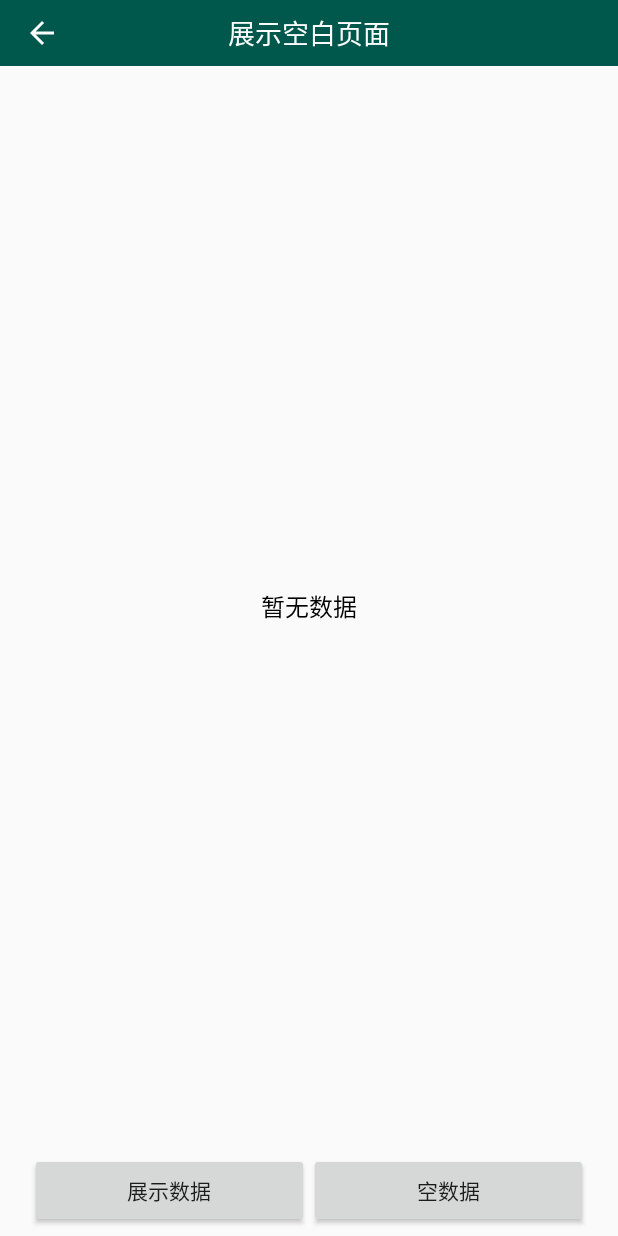
After one commit to jinanzhuan/AndroidSummary, an Android app: the GridLayoutManagerActivity screen opened directly, with no data from a screen before it, on a phone screen of 412 x 824 dp. The commit adds this screen. Run offline under Robolectric (Android 15) with nearby library versions, the phone set to English and light mode, and no system bars; our stand-ins replace ButterKnife.

Commit message:
show that empty layout if list is empty.

```diff
--- a/app/src/main/AndroidManifest.xml
+++ b/app/src/main/AndroidManifest.xml
@@ -55,6 +55,7 @@
         <activity android:name=".android.animation.PropertyAnimationIndexActivity" />
         <activity android:name=".android.animation.TweenAnimationIndexActivity" />
         <activity android:name=".android.animation.RotateAnimationActivity" />
+        <activity android:name=".android.widget.recyclerview.GridLayoutManagerActivity" />
     </application>
 
 </manifest>
--- /dev/null
+++ b/app/src/main/java/com/example/androidsummary/android/base/BaseRecyclerViewAdapter.java
@@ -0,0 +1,301 @@
+package com.example.androidsummary.android.base;
+
+import android.content.Context;
+import android.view.LayoutInflater;
+import android.view.View;
+import android.view.ViewGroup;
+
+import androidx.annotation.IdRes;
+import androidx.annotation.NonNull;
+import androidx.recyclerview.widget.RecyclerView;
+
+
+import com.example.androidsummary.R;
+
+import java.util.ArrayList;
+import java.util.List;
+
+public abstract class BaseRecyclerViewAdapter<T> extends RecyclerView.Adapter<BaseRecyclerViewAdapter.ViewHolder> {
+    private static final int VIEW_TYPE_EMPTY = -1;
+    private static final int VIEW_TYPE_ITEM = 0;
+    private OnItemClickListener mOnItemClickListener;
+    private OnItemLongClickListener mOnItemLongClickListener;
+    public Context mContext;
+    public List<T> mData;
+
+    @NonNull
+    @Override
+    public ViewHolder onCreateViewHolder(@NonNull ViewGroup parent, int viewType) {
+        mContext = parent.getContext();
+        if(viewType == VIEW_TYPE_EMPTY) {
+            return getEmptyViewHolder(parent);
+        }
+        return getViewHolder(parent, viewType);
+    }
+
+    @Override
+    public void onBindViewHolder(@NonNull BaseRecyclerViewAdapter.ViewHolder holder, final int position) {
+        holder.setAdapter(this);
+        int viewType = getItemViewType(position);
+        //增加viewType类型的判断
+        if(viewType == VIEW_TYPE_EMPTY) {
+            holder.setData(null, position);
+            return;
+        }
+        if(mData == null || mData.isEmpty()) {
+            return;
+        }
+        T item = getItem(position);
+        if(isItemClickEnable()) {
+            holder.itemView.setOnClickListener(new View.OnClickListener() {
+                @Override
+                public void onClick(View v) {
+                    itemClickAction(v, position);
+                }
+            });
+        }
+        if(isItemLongClickEnable()) {
+            holder.itemView.setOnLongClickListener(new View.OnLongClickListener() {
+                @Override
+                public boolean onLongClick(View v) {
+                    return itemLongClickAction(v, position);
+                }
+            });
+        }
+        holder.setData(item, position);
+        holder.setDataList(mData, position);
+    }
+
+    public boolean itemLongClickAction(View v, int position) {
+        if(mOnItemLongClickListener != null) {
+            return mOnItemLongClickListener.onItemLongClick(v, position);
+        }
+        return false;
+    }
+
+    @Override
+    public int getItemCount() {
+        return (mData == null || mData.isEmpty()) ? 1 : mData.size();
+    }
+
+    @Override
+    public int getItemViewType(int position) {
+        return (mData == null || mData.isEmpty()) ? VIEW_TYPE_EMPTY : VIEW_TYPE_ITEM;
+    }
+
+    /**
+     * 条目单击事件是否可用
+     * 默认为true，如果需要自己设置请设置为false
+     * @return
+     */
+    public boolean isItemClickEnable() {
+        return true;
+    }
+
+    /**
+     * 条目长按事件是否可用
+     * 默认为true
+     * @return
+     */
+    public boolean isItemLongClickEnable() {
+        return true;
+    }
+
+
+    /**
+     * 点击事件
+     * @param v
+     * @param position
+     */
+    public void itemClickAction(View v, int position) {
+        if(mOnItemClickListener != null) {
+            mOnItemClickListener.onItemClick(v, position);
+        }
+    }
+
+    /**
+     * 返回数据为空时的布局
+     * @param parent
+     * @return
+     */
+    private ViewHolder getEmptyViewHolder(ViewGroup parent) {
+        View emptyView = getEmptyView(parent);
+        return new ViewHolder<T>(emptyView) {
+
+            @Override
+            public void initView(View itemView) {
+
+            }
+
+            @Override
+            public void setData(T item, int position) {
+
+            }
+        };
+    }
+
+    /**
+     * 获取空白布局
+     * @param parent
+     * @return
+     */
+    private View getEmptyView(ViewGroup parent) {
+        return LayoutInflater.from(mContext).inflate(getEmptyLayoutId(), parent, false);
+    }
+
+    /**
+     * 获取ViewHolder
+     * @param parent
+     * @param viewType
+     * @return
+     */
+    public abstract ViewHolder getViewHolder(ViewGroup parent, int viewType);
+
+    /**
+     * 根据position获取相应的data
+     * @param position
+     * @return
+     */
+    public T getItem(int position) {
+        return mData.get(position);
+    }
+
+    /**
+     * 添加数据
+     * @param data
+     */
+    public void setData(List<T> data) {
+        this.mData = data;
+        notifyDataSetChanged();
+    }
+
+    /**
+     * 添加单个数据
+     * @param item
+     */
+    public void addData(T item) {
+        synchronized (BaseRecyclerViewAdapter.class) {
+            if(this.mData == null) {
+                this.mData = new ArrayList<>();
+            }
+            this.mData.add(item);
+        }
+        notifyDataSetChanged();
+    }
+
+    /**
+     * 添加更多数据
+     * @param data
+     */
+    public void addData(List<T> data) {
+        synchronized (BaseRecyclerViewAdapter.class) {
+            if(data == null || data.isEmpty()) {
+                return;
+            }
+            if(this.mData == null) {
+                this.mData = data;
+            }else {
+                this.mData.addAll(data);
+            }
+        }
+        notifyDataSetChanged();
+    }
+
+    /**
+     * 获取数据
+     * @return
+     */
+    public List<T> getData() {
+        return mData;
+    }
+
+    /**
+     * 清除数据
+     */
+    public void clearData() {
+        if(mData != null) {
+            mData.clear();
+            notifyDataSetChanged();
+        }
+    }
+
+    /**
+     * set item click
+     * @param listener
+     */
+    public void setOnItemClickListener(OnItemClickListener listener) {
+        mOnItemClickListener = listener;
+    }
+
+    /**
+     * set item long click
+     * @param longClickListener
+     */
+    public void setOnItemLongClickListener(OnItemLongClickListener longClickListener) {
+        mOnItemLongClickListener = longClickListener;
+    }
+
+    public abstract static class ViewHolder<T> extends RecyclerView.ViewHolder {
+        private BaseRecyclerViewAdapter adapter;
+
+        public ViewHolder(@NonNull View itemView) {
+            super(itemView);
+            initView(itemView);
+        }
+
+        /**
+         * 初始化控件
+         * @param itemView
+         */
+        public abstract void initView(View itemView);
+
+        /**
+         * 设置数据
+         * @param item
+         * @param position
+         */
+        public abstract void setData(T item, int position);
+
+        /**
+         * @param id
+         * @param <E>
+         * @return
+         */
+        public  <E extends View> E findViewById(@IdRes int id) {
+            return this.itemView.findViewById(id);
+        }
+
+        /**
+         * 设置数据，提供数据集合
+         * @param data
+         * @param position
+         */
+        public void setDataList(List<T> data, int position) { }
+
+        /**
+         * 设置 adapter
+         * @param adapter
+         */
+        private void setAdapter(BaseRecyclerViewAdapter adapter) {
+            this.adapter = adapter;
+        }
+
+        /**
+         * get adapter
+         * @return
+         */
+        public BaseRecyclerViewAdapter getAdapter() {
+            return adapter;
+        }
+    }
+
+    /**
+     * 返回空白布局
+     * @return
+     */
+    public int getEmptyLayoutId() {
+        return R.layout.layout_default_no_data;
+    }
+
+
+}
--- /dev/null
+++ b/app/src/main/java/com/example/androidsummary/android/base/OnItemClickListener.java
@@ -0,0 +1,15 @@
+package com.example.androidsummary.android.base;
+
+import android.view.View;
+
+/**
+ * 条目点击事件
+ */
+public interface OnItemClickListener {
+    /**
+     * 条目点击
+     * @param view
+     * @param position
+     */
+    void onItemClick(View view, int position);
+}
--- /dev/null
+++ b/app/src/main/java/com/example/androidsummary/android/base/OnItemLongClickListener.java
@@ -0,0 +1,15 @@
+package com.example.androidsummary.android.base;
+
+import android.view.View;
+
+/**
+ * 条目长按点击事件
+ */
+public interface OnItemLongClickListener {
+    /**
+     * 条目点击
+     * @param view
+     * @param position
+     */
+    boolean onItemLongClick(View view, int position);
+}
--- /dev/null
+++ b/app/src/main/java/com/example/androidsummary/android/widget/recyclerview/GridLayoutManagerActivity.java
@@ -0,0 +1,94 @@
+package com.example.androidsummary.android.widget.recyclerview;
+
+import android.content.Context;
+import android.content.Intent;
+import android.view.View;
+import android.widget.Button;
+
+import androidx.recyclerview.widget.DividerItemDecoration;
+import androidx.recyclerview.widget.GridLayoutManager;
+import androidx.recyclerview.widget.RecyclerView;
+
+import com.example.androidsummary.R;
+import com.example.androidsummary.base.BaseTitleActivity;
+
+import java.util.ArrayList;
+import java.util.List;
+
+public class GridLayoutManagerActivity extends BaseTitleActivity implements View.OnClickListener {
+    private RecyclerView rv_list;
+    private Button btn_have_data;
+    private Button btn_no_data;
+    private List<String> data = new ArrayList<>();
+    private GridLayoutAdapter adapter;
+    private static final int SPAN_COUNT = 2;
+
+    public static void actionStart(Context context) {
+        Intent intent = new Intent(context, GridLayoutManagerActivity.class);
+        context.startActivity(intent);
+    }
+
+    @Override
+    protected int getLayoutId() {
+        return R.layout.activity_grid_layout_manager;
+    }
+
+    @Override
+    protected void initView() {
+        super.initView();
+        rv_list = findViewById(R.id.rv_list);
+        btn_have_data = findViewById(R.id.btn_have_data);
+        btn_no_data = findViewById(R.id.btn_no_data);
+
+        //设置layoutManager
+        GridLayoutManager manager = new GridLayoutManager(mContext, SPAN_COUNT, RecyclerView.VERTICAL, false);
+        rv_list.setLayoutManager(manager);
+
+        //设置空白数据时，空白布局占据的spanCount
+        manager.setSpanSizeLookup(new GridLayoutManager.SpanSizeLookup() {
+            @Override
+            public int getSpanSize(int position) {
+                int viewType = rv_list.getAdapter().getItemViewType(position);
+                if(viewType == -1) {
+                    return SPAN_COUNT;
+                }
+                return 1;
+            }
+        });
+
+        //设置适配器
+        adapter = new GridLayoutAdapter();
+        rv_list.setAdapter(adapter);
+    }
+
+    @Override
+    protected void initListener() {
+        super.initListener();
+        btn_have_data.setOnClickListener(this);
+        btn_no_data.setOnClickListener(this);
+    }
+
+    @Override
+    public void onClick(View v) {
+        switch (v.getId()) {
+            case R.id.btn_have_data :
+                setData();
+                break;
+            case R.id.btn_no_data :
+                clearData();
+                break;
+        }
+    }
+
+    private void clearData() {
+        data.clear();
+        adapter.notifyDataSetChanged();
+    }
+
+    private void setData() {
+        for(int i = 0; i < 30; i++) {
+            data.add("index"+(i+1));
+        }
+        adapter.setData(data);
+    }
+}
--- a/app/src/main/java/com/example/androidsummary/android/widget/recyclerview/RecyclerViewIndexActivity.java
+++ b/app/src/main/java/com/example/androidsummary/android/widget/recyclerview/RecyclerViewIndexActivity.java
@@ -27,4 +27,8 @@ public class RecyclerViewIndexActivity extends BaseTitleActivity {
     public void concatAdapter(View view) {
         ContactAdapterActivity.actionStart(mContext);
     }
+
+    public void gridEmpty(View view) {
+        GridLayoutManagerActivity.actionStart(mContext);
+    }
 }
--- /dev/null
+++ b/app/src/main/res/layout/activity_grid_layout_manager.xml
@@ -0,0 +1,44 @@
+<?xml version="1.0" encoding="utf-8"?>
+<LinearLayout xmlns:android="http://schemas.android.com/apk/res/android"
+    xmlns:app="http://schemas.android.com/apk/res-auto"
+    android:orientation="vertical"
+    android:layout_width="match_parent"
+    android:layout_height="match_parent">
+
+    <com.example.androidsummary.common.EaseTitleBar
+        android:id="@+id/title_bar"
+        android:layout_width="match_parent"
+        android:layout_height="@dimen/common_title_bar_height"
+        app:titleBarTitle="展示空白页面"/>
+
+    <androidx.recyclerview.widget.RecyclerView
+        android:id="@+id/rv_list"
+        android:layout_width="match_parent"
+        android:layout_height="0dp"
+        android:layout_weight="1"/>
+
+    <LinearLayout
+        android:layout_width="match_parent"
+        android:layout_height="60dp"
+        android:gravity="center"
+        android:paddingLeft="20dp"
+        android:paddingRight="20dp"
+        android:orientation="horizontal">
+
+        <Button
+            android:id="@+id/btn_have_data"
+            android:layout_width="0dp"
+            android:layout_height="50dp"
+            android:layout_weight="1"
+            android:text="展示数据"/>
+
+        <Button
+            android:id="@+id/btn_no_data"
+            android:layout_width="0dp"
+            android:layout_height="50dp"
+            android:layout_weight="1"
+            android:text="空数据"/>
+
+    </LinearLayout>
+
+</LinearLayout>
--- a/app/src/main/res/layout/activity_recyclerview_index.xml
+++ b/app/src/main/res/layout/activity_recyclerview_index.xml
@@ -27,6 +27,12 @@
             android:onClick="concatAdapter"
             android:text="ConcatAdapter"/>
 
+        <TextView
+            android:id="@+id/tv_grid_empty_adapter"
+            style="@style/item_tv_style"
+            android:onClick="gridEmpty"
+            android:text="GridEmpty"/>
+
     </LinearLayout>
 
 </androidx.core.widget.NestedScrollView>
--- /dev/null
+++ b/app/src/main/res/layout/layout_default_no_data.xml
@@ -0,0 +1,16 @@
+<?xml version="1.0" encoding="utf-8"?>
+<RelativeLayout xmlns:android="http://schemas.android.com/apk/res/android"
+              android:orientation="vertical"
+              android:layout_width="match_parent"
+              android:layout_height="match_parent">
+
+    <TextView
+        android:id="@+id/tv_no_data"
+        android:layout_width="match_parent"
+        android:layout_height="match_parent"
+        android:gravity="center"
+        android:textSize="16sp"
+        android:textColor="@color/black"
+        android:text="@string/list_no_data_text"/>
+
+</RelativeLayout>
--- a/app/src/main/res/values/strings.xml
+++ b/app/src/main/res/values/strings.xml
@@ -6,4 +6,5 @@
     <string name="attach_location">位置</string>
     <string name="attach_video">视频</string>
     <string name="attach_file">文件</string>
+    <string name="list_no_data_text">暂无数据</string>
 </resources>
```
Also changed, not shown: app/src/main/java/com/example/androidsummary/android/widget/recyclerview/GridLayoutAdapter.java (added, +43 -0 lines).
